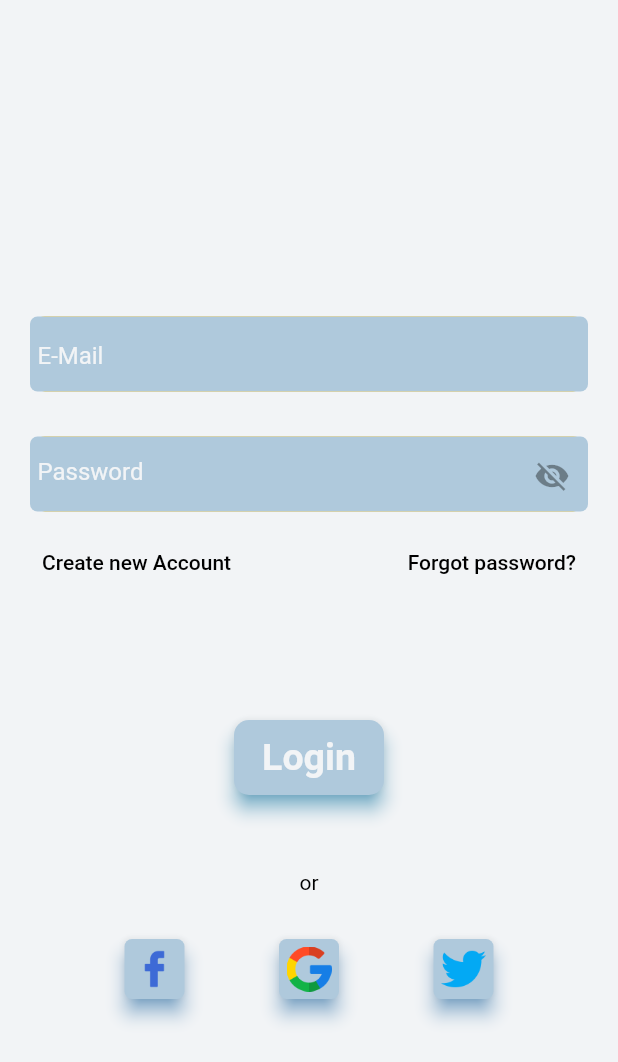
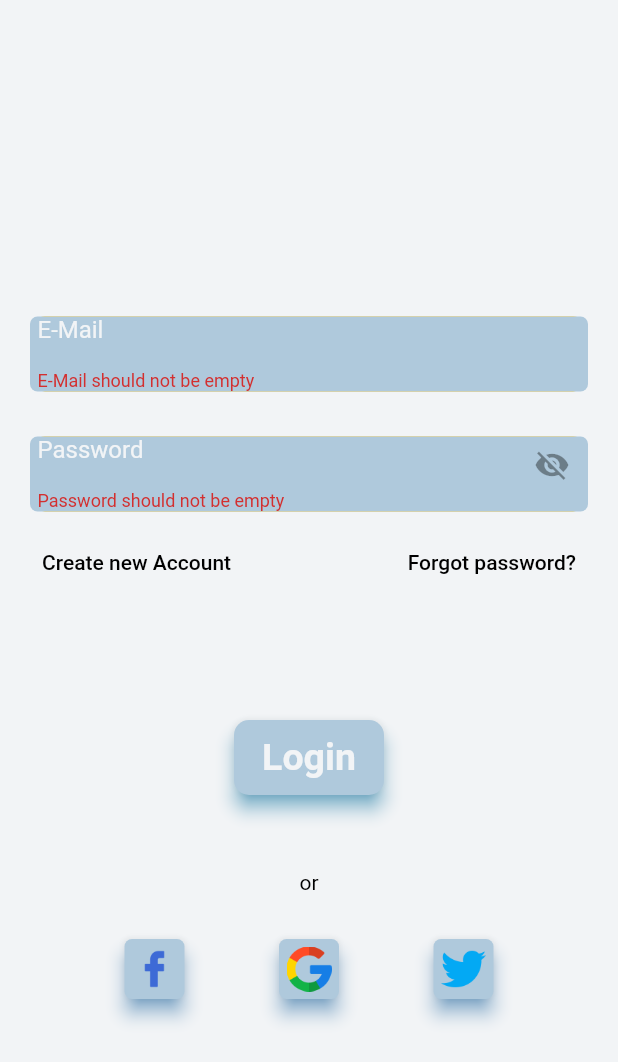
Before and after one commit to Abh1navAbhinav/MovieTicketBooking, a Flutter app: the screen it shows after launch, after a tap on "Login", on a phone screen of 412 x 824 dp. Shown: the top 1062 px of the screen. Run offline on Flutter 3.47's test engine with Material 2 defaults, Android fonts, the phone set to English and light mode, and no system bars; our stand-ins replace get, google_fonts.

Commit message:
Login page validation completed

```diff
--- a/lib/login/controllers/login_controller.dart
+++ b/lib/login/controllers/login_controller.dart
@@ -1,3 +1,4 @@
+import 'package:flutter/cupertino.dart';
 import 'package:get/get.dart';
 
 class LoginController extends GetxController {
@@ -6,4 +7,15 @@ class LoginController extends GetxController {
   RxBool isTextFieldClicked = false.obs;
   RxBool isTextFieldClicked2 = false.obs;
   RxString buttonValue = "Login".obs;
+  GlobalKey<FormState> loginFormkey = GlobalKey<FormState>();
+  GlobalKey<FormState> signupFormkey = GlobalKey<FormState>();
+  RegExp emailValid = RegExp(r'^.+@[a-zA-Z]+\.{1}[a-zA-Z]+(\.{0,1}[a-zA-Z]+)$');
+  RegExp passwordValid = RegExp(
+      r'^(?=.*?[A-Z])(?=.*?[a-z])(?=.*?[0-9])(?=.*?[!@#$%^&*()~_`><,.|/]).{8,}$');
+  TextEditingController loginEmailController = TextEditingController();
+  TextEditingController loginPasswordController = TextEditingController();
+  TextEditingController signUPEmailController = TextEditingController();
+  TextEditingController signUpUsernameController = TextEditingController();
+  TextEditingController signUpPasswordController = TextEditingController();
+  TextEditingController signUpConfirmController = TextEditingController();
 }
--- a/lib/login/view/widgets/create_new_account.dart
+++ b/lib/login/view/widgets/create_new_account.dart
@@ -26,25 +26,47 @@ class CreateNewAccount extends GetView<LoginController> {
               ),
               child: Padding(
                 padding: const EdgeInsets.all(8.0),
+                child: Form(
+                  key: controller.signupFormkey,
                   child: Column(
                     mainAxisAlignment: MainAxisAlignment.spaceEvenly,
                     children: [
                       LoginTextFormField(
+                        textEditingController:
+                            controller.signUpUsernameController,
                         hintText: 'Username',
                         keyboardType: TextInputType.name,
                         obscureText: false,
                         containerColor: kColor1,
                         textColor: kColor2,
+                        validator: (value) {
+                          if (value == null || value.isEmpty) {
+                            return 'Username should not be empty';
+                          }
+                          return null;
+                        },
                       ),
                       LoginTextFormField(
+                        textEditingController: controller.signUPEmailController,
                         hintText: 'E-Mail',
                         keyboardType: TextInputType.emailAddress,
                         obscureText: false,
                         containerColor: kColor1,
                         textColor: kColor2,
+                        validator: (value) {
+                          if (value == null || value.isEmpty) {
+                            return 'E-Mail should not be empty';
+                          } else if (!controller.emailValid.hasMatch(value) ||
+                              value.contains(' ')) {
+                            return 'E-Mail is not valid';
+                          }
+                          return null;
+                        },
                       ),
                       Obx(
                         () => LoginTextFormField(
+                          textEditingController:
+                              controller.signUpPasswordController,
                           hintText: 'Password',
                           keyboardType: TextInputType.visiblePassword,
                           obscureText: !controller.isPasswordVisible.value,
@@ -64,16 +86,37 @@ class CreateNewAccount extends GetView<LoginController> {
                                   : Colors.black38,
                             ),
                           ),
+                          validator: (value) {
+                            if (value == null || value.isEmpty) {
+                              return 'Password should not be empty';
+                            } else if (!controller.passwordValid
+                                .hasMatch(value)) {
+                              return 'Please enter a strong password';
+                            }
+                            return null;
+                          },
                         ),
                       ),
                       LoginTextFormField(
+                        textEditingController:
+                            controller.signUpConfirmController,
                         hintText: 'Confirm Password',
                         keyboardType: TextInputType.visiblePassword,
                         obscureText: true,
                         containerColor: kColor1,
                         textColor: kColor2,
+                        validator: (value) {
+                          if (value == null || value.isEmpty) {
+                            return 'Password should not be empty';
+                          } else if (value !=
+                              controller.signUpPasswordController.text) {
+                            return 'Password does not match';
+                          }
+                          return null;
+                        },
                       ),
                     ],
+                  ),
                 ),
               ),
             ),
--- a/lib/login/view/widgets/login_account.dart
+++ b/lib/login/view/widgets/login_account.dart
@@ -14,6 +14,8 @@ class LoginAccount extends GetView<LoginController> {
   Widget build(BuildContext context) {
     return SizedBox(
       height: 350,
+      child: Form(
+        key: controller.loginFormkey,
         child: Column(
           mainAxisAlignment: MainAxisAlignment.center,
           children: [
@@ -28,6 +30,7 @@ class LoginAccount extends GetView<LoginController> {
                 ),
                 shadowColor: Colors.blue,
                 child: LoginTextFormField(
+                  textEditingController: controller.loginEmailController,
                   hintText: 'E-Mail',
                   keyboardType: TextInputType.emailAddress,
                   obscureText: false,
@@ -39,6 +42,15 @@ class LoginAccount extends GetView<LoginController> {
                     } else {
                       controller.isTextFieldClicked2.value = false;
                     }
+                  },
+                  validator: (value) {
+                    if (value == null || value.isEmpty) {
+                      return 'E-Mail should not be empty';
+                    } else if (!controller.emailValid.hasMatch(value) ||
+                        value.contains(' ')) {
+                      return 'E-Mail is not valid';
+                    }
+                    return null;
                   },
                 ),
               ),
@@ -57,6 +69,7 @@ class LoginAccount extends GetView<LoginController> {
                 ),
                 shadowColor: Colors.blue,
                 child: LoginTextFormField(
+                  textEditingController: controller.loginPasswordController,
                   hintText: 'Password',
                   keyboardType: TextInputType.visiblePassword,
                   obscureText: !controller.isPasswordVisible.value,
@@ -83,6 +96,14 @@ class LoginAccount extends GetView<LoginController> {
                       controller.isTextFieldClicked.value = false;
                     }
                   },
+                  validator: (value) {
+                    if (value == null || value.isEmpty) {
+                      return 'Password should not be empty';
+                    } else if (!controller.passwordValid.hasMatch(value)) {
+                      return 'Please enter a strong password';
+                    }
+                    return null;
+                  },
                 ),
               ),
             ),
@@ -92,6 +113,7 @@ class LoginAccount extends GetView<LoginController> {
             const CreateAndForgotAccount(),
           ],
         ),
+      ),
     );
   }
 }
--- a/lib/login/view/widgets/login_button.dart
+++ b/lib/login/view/widgets/login_button.dart
@@ -1,5 +1,6 @@
 import 'package:flutter/material.dart';
 import 'package:get/get.dart';
+import 'package:ticket_booking/home/view/home_page.dart';
 import 'package:ticket_booking/login/controllers/login_controller.dart';
 import 'package:ticket_booking/main.dart';
 
@@ -10,8 +11,23 @@ class LoginButton extends GetView<LoginController> {
 
   @override
   Widget build(BuildContext context) {
-    return GestureDetector(
-      onTap: () {},
+    return Obx(
+      () => GestureDetector(
+        onTap: controller.isCreatedNewAccount.value
+            ? () {
+                if (controller.signupFormkey.currentState!.validate()) {
+                  Get.to(
+                    () => const HomePage(),
+                  );
+                }
+              }
+            : () {
+                if (controller.loginFormkey.currentState!.validate()) {
+                  Get.to(
+                    () => const HomePage(),
+                  );
+                }
+              },
         child: Material(
           elevation: 5,
           shadowColor: Colors.lightBlue,
@@ -24,8 +40,7 @@ class LoginButton extends GetView<LoginController> {
             height: 50,
             width: 100,
             child: Center(
-            child: Obx(
-              () => Text(
+              child: Text(
                 controller.isCreatedNewAccount.value ? 'Sign Up' : 'Login',
                 style: kButtonTextStyle,
               ),
--- a/lib/login/view/widgets/login_text_form_field.dart
+++ b/lib/login/view/widgets/login_text_form_field.dart
@@ -12,16 +12,20 @@ class LoginTextFormField extends GetView<LoginController> {
     required this.obscureText,
     required this.containerColor,
     required this.textColor,
+    required this.textEditingController,
     this.isPasswordField,
     this.onChanged,
+    this.validator,
   }) : super(key: key);
   final String hintText;
   final TextInputType keyboardType;
   final bool obscureText;
   final Color containerColor;
   final Color textColor;
+  final Function(String)? onChanged;
+  final String? Function(String?)? validator;
+  final TextEditingController textEditingController;
   Widget? isPasswordField;
-  final Function(String)? onChanged;
 
   @override
   Widget build(BuildContext context) {
@@ -34,9 +38,10 @@ class LoginTextFormField extends GetView<LoginController> {
       child: Padding(
         padding: const EdgeInsets.only(
           left: 5,
-          top: 2,
+          top: 10,
         ),
         child: TextFormField(
+          controller: textEditingController,
           onChanged: onChanged,
           decoration: InputDecoration(
             border: InputBorder.none,
@@ -49,6 +54,7 @@ class LoginTextFormField extends GetView<LoginController> {
           obscureText: obscureText,
           keyboardType: keyboardType,
           autovalidateMode: AutovalidateMode.onUserInteraction,
+          validator: validator,
         ),
       ),
     );
```
Lines whose indentation alone changed are shown as unchanged.
